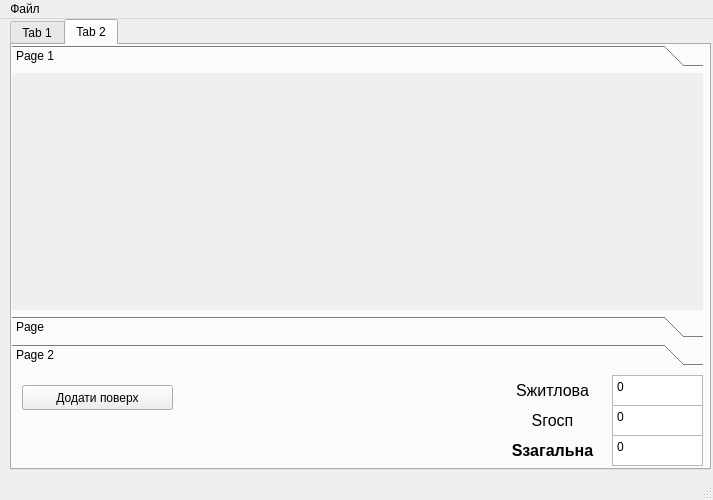
Alex482Ukr/calcarea, file form.ui: the form before one commit.
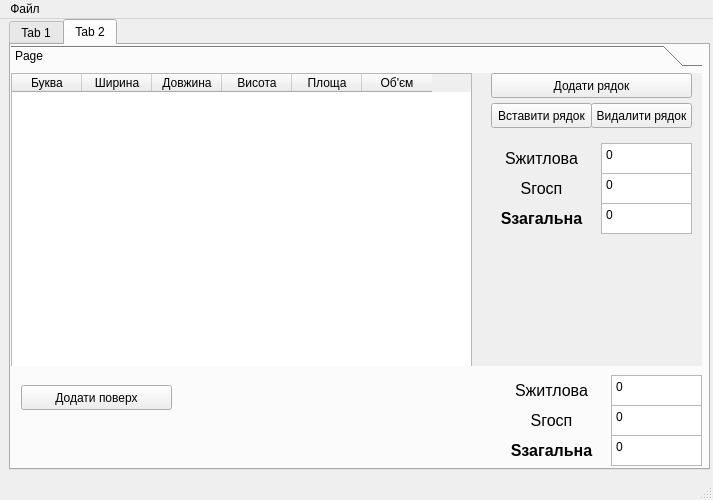
The form after the commit.

Commit message: added tables to floors

```diff
--- a/form.ui
+++ b/form.ui
@@ -35,7 +35,7 @@
    <widget class="QTabWidget" name="tabWidget">
     <property name="geometry">
      <rect>
-      <x>10</x>
+      <x>9</x>
       <y>0</y>
       <width>701</width>
       <height>451</height>
@@ -396,35 +396,215 @@
        <number>0</number>
       </property>
       <widget class="QWidget" name="page">
-       <property name="geometry">
-        <rect>
-         <x>0</x>
-         <y>0</y>
-         <width>691</width>
-         <height>228</height>
-        </rect>
-       </property>
-       <attribute name="label">
-        <string>Page 1</string>
-       </attribute>
-      </widget>
-      <widget class="QWidget" name="page_3">
        <attribute name="label">
         <string>Page</string>
        </attribute>
-      </widget>
-      <widget class="QWidget" name="page_2">
-       <property name="geometry">
-        <rect>
-         <x>0</x>
-         <y>0</y>
-         <width>691</width>
-         <height>228</height>
-        </rect>
-       </property>
-       <attribute name="label">
-        <string>Page 2</string>
-       </attribute>
+       <widget class="QTableWidget" name="tableWidget_2">
+        <property name="geometry">
+         <rect>
+          <x>0</x>
+          <y>0</y>
+          <width>461</width>
+          <height>411</height>
+         </rect>
+        </property>
+        <attribute name="horizontalHeaderDefaultSectionSize">
+         <number>70</number>
+        </attribute>
+        <column>
+         <property name="text">
+          <string>Буква</string>
+         </property>
+        </column>
+        <column>
+         <property name="text">
+          <string>Ширина</string>
+         </property>
+        </column>
+        <column>
+         <property name="text">
+          <string>Довжина</string>
+         </property>
+        </column>
+        <column>
+         <property name="text">
+          <string>Висота</string>
+         </property>
+        </column>
+        <column>
+         <property name="text">
+          <string>Площа</string>
+         </property>
+        </column>
+        <column>
+         <property name="text">
+          <string>Об'єм</string>
+         </property>
+        </column>
+       </widget>
+       <widget class="QLabel" name="label_6">
+        <property name="geometry">
+         <rect>
+          <x>480</x>
+          <y>130</y>
+          <width>101</width>
+          <height>31</height>
+         </rect>
+        </property>
+        <property name="font">
+         <font>
+          <pointsize>12</pointsize>
+          <bold>true</bold>
+         </font>
+        </property>
+        <property name="text">
+         <string>Sзагальна</string>
+        </property>
+        <property name="alignment">
+         <set>Qt::AlignCenter</set>
+        </property>
+       </widget>
+       <widget class="QLabel" name="label_5">
+        <property name="geometry">
+         <rect>
+          <x>480</x>
+          <y>100</y>
+          <width>101</width>
+          <height>31</height>
+         </rect>
+        </property>
+        <property name="font">
+         <font>
+          <pointsize>12</pointsize>
+         </font>
+        </property>
+        <property name="text">
+         <string>Sгосп</string>
+        </property>
+        <property name="alignment">
+         <set>Qt::AlignCenter</set>
+        </property>
+       </widget>
+       <widget class="QTextBrowser" name="area_economical_2">
+        <property name="geometry">
+         <rect>
+          <x>590</x>
+          <y>100</y>
+          <width>91</width>
+          <height>31</height>
+         </rect>
+        </property>
+        <property name="html">
+         <string>&lt;!DOCTYPE HTML PUBLIC &quot;-//W3C//DTD HTML 4.0//EN&quot; &quot;http://www.w3.org/TR/REC-html40/strict.dtd&quot;&gt;
+&lt;html&gt;&lt;head&gt;&lt;meta name=&quot;qrichtext&quot; content=&quot;1&quot; /&gt;&lt;meta charset=&quot;utf-8&quot; /&gt;&lt;style type=&quot;text/css&quot;&gt;
+p, li { white-space: pre-wrap; }
+hr { height: 1px; border-width: 0; }
+li.unchecked::marker { content: &quot;\2610&quot;; }
+li.checked::marker { content: &quot;\2612&quot;; }
+&lt;/style&gt;&lt;/head&gt;&lt;body style=&quot; font-family:'Sans Serif'; font-size:9pt; font-weight:400; font-style:normal;&quot;&gt;
+&lt;p style=&quot; margin-top:0px; margin-bottom:0px; margin-left:0px; margin-right:0px; -qt-block-indent:0; text-indent:0px;&quot;&gt;0&lt;/p&gt;&lt;/body&gt;&lt;/html&gt;</string>
+        </property>
+       </widget>
+       <widget class="QPushButton" name="button_insert_row_2">
+        <property name="geometry">
+         <rect>
+          <x>480</x>
+          <y>30</y>
+          <width>101</width>
+          <height>25</height>
+         </rect>
+        </property>
+        <property name="text">
+         <string>Вставити рядок</string>
+        </property>
+       </widget>
+       <widget class="QTextBrowser" name="area_total_2">
+        <property name="geometry">
+         <rect>
+          <x>590</x>
+          <y>130</y>
+          <width>91</width>
+          <height>31</height>
+         </rect>
+        </property>
+        <property name="html">
+         <string>&lt;!DOCTYPE HTML PUBLIC &quot;-//W3C//DTD HTML 4.0//EN&quot; &quot;http://www.w3.org/TR/REC-html40/strict.dtd&quot;&gt;
+&lt;html&gt;&lt;head&gt;&lt;meta name=&quot;qrichtext&quot; content=&quot;1&quot; /&gt;&lt;meta charset=&quot;utf-8&quot; /&gt;&lt;style type=&quot;text/css&quot;&gt;
+p, li { white-space: pre-wrap; }
+hr { height: 1px; border-width: 0; }
+li.unchecked::marker { content: &quot;\2610&quot;; }
+li.checked::marker { content: &quot;\2612&quot;; }
+&lt;/style&gt;&lt;/head&gt;&lt;body style=&quot; font-family:'Sans Serif'; font-size:9pt; font-weight:400; font-style:normal;&quot;&gt;
+&lt;p style=&quot; margin-top:0px; margin-bottom:0px; margin-left:0px; margin-right:0px; -qt-block-indent:0; text-indent:0px;&quot;&gt;0&lt;/p&gt;&lt;/body&gt;&lt;/html&gt;</string>
+        </property>
+       </widget>
+       <widget class="QLabel" name="label_2">
+        <property name="geometry">
+         <rect>
+          <x>480</x>
+          <y>70</y>
+          <width>101</width>
+          <height>31</height>
+         </rect>
+        </property>
+        <property name="font">
+         <font>
+          <pointsize>12</pointsize>
+         </font>
+        </property>
+        <property name="text">
+         <string>Sжитлова</string>
+        </property>
+        <property name="alignment">
+         <set>Qt::AlignCenter</set>
+        </property>
+       </widget>
+       <widget class="QPushButton" name="button_remove_row_2">
+        <property name="geometry">
+         <rect>
+          <x>580</x>
+          <y>30</y>
+          <width>101</width>
+          <height>25</height>
+         </rect>
+        </property>
+        <property name="text">
+         <string>Видалити рядок</string>
+        </property>
+       </widget>
+       <widget class="QPushButton" name="button_add_row_2">
+        <property name="geometry">
+         <rect>
+          <x>480</x>
+          <y>0</y>
+          <width>201</width>
+          <height>25</height>
+         </rect>
+        </property>
+        <property name="text">
+         <string>Додати рядок</string>
+        </property>
+       </widget>
+       <widget class="QTextBrowser" name="area_dwelling_2">
+        <property name="geometry">
+         <rect>
+          <x>590</x>
+          <y>70</y>
+          <width>91</width>
+          <height>31</height>
+         </rect>
+        </property>
+        <property name="html">
+         <string>&lt;!DOCTYPE HTML PUBLIC &quot;-//W3C//DTD HTML 4.0//EN&quot; &quot;http://www.w3.org/TR/REC-html40/strict.dtd&quot;&gt;
+&lt;html&gt;&lt;head&gt;&lt;meta name=&quot;qrichtext&quot; content=&quot;1&quot; /&gt;&lt;meta charset=&quot;utf-8&quot; /&gt;&lt;style type=&quot;text/css&quot;&gt;
+p, li { white-space: pre-wrap; }
+hr { height: 1px; border-width: 0; }
+li.unchecked::marker { content: &quot;\2610&quot;; }
+li.checked::marker { content: &quot;\2612&quot;; }
+&lt;/style&gt;&lt;/head&gt;&lt;body style=&quot; font-family:'Sans Serif'; font-size:9pt; font-weight:400; font-style:normal;&quot;&gt;
+&lt;p style=&quot; margin-top:0px; margin-bottom:0px; margin-left:0px; margin-right:0px; -qt-block-indent:0; text-indent:0px;&quot;&gt;0&lt;/p&gt;&lt;/body&gt;&lt;/html&gt;</string>
+        </property>
+       </widget>
       </widget>
      </widget>
      <widget class="QPushButton" name="button_add_floor">
```
The commit also changes 2 other files.
